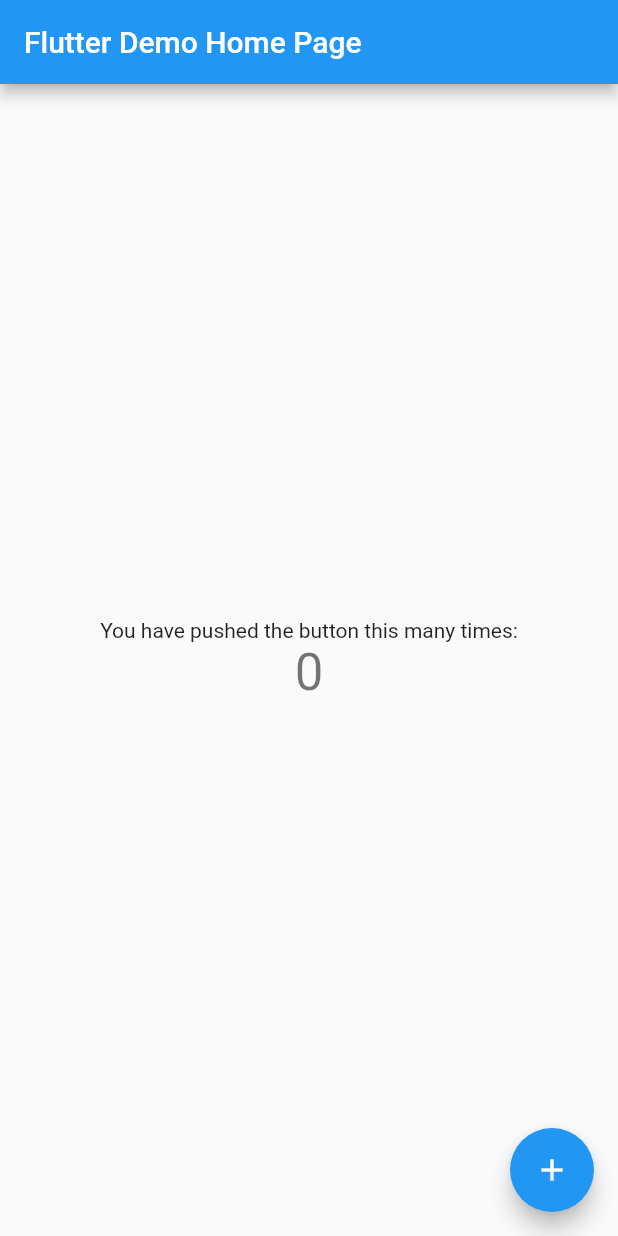
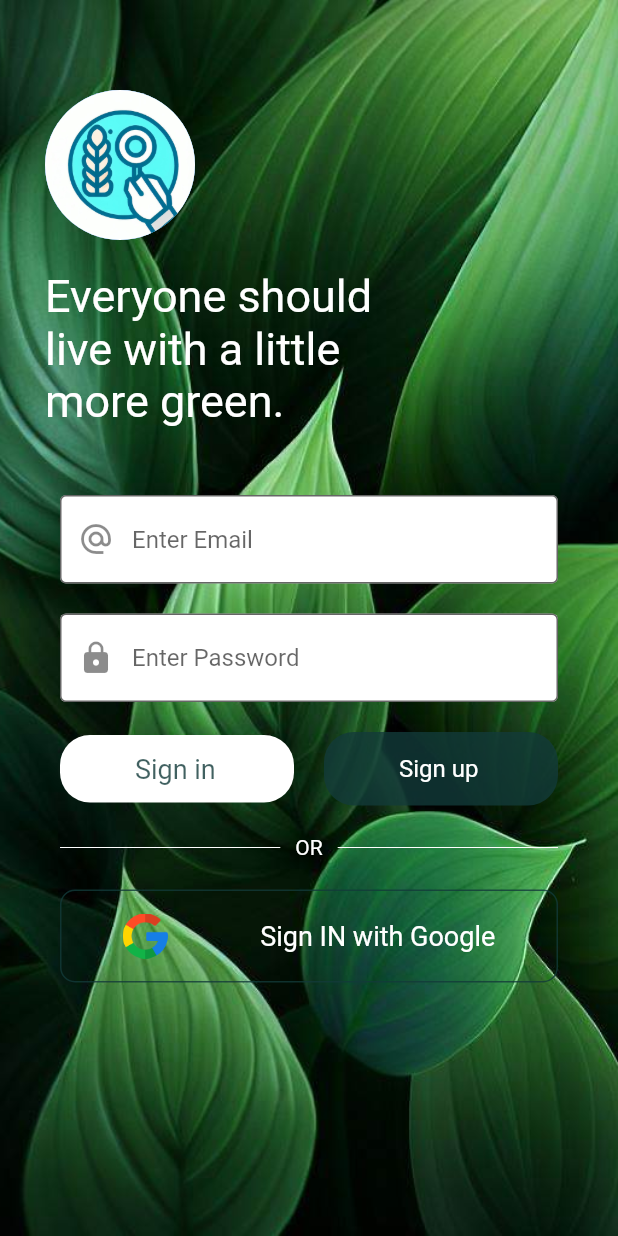
Before and after one commit to XpertBotTeam/crop_disease_mobile, a Flutter app: the screen it shows after launch, on a phone screen of 412 x 824 dp. Run offline on Flutter 3.47's test engine with Material 2 defaults, Android fonts, the phone set to English and light mode, and no system bars; our stand-ins replace page_transition; Roboto replaces fonts that are missing (Roboto Slab).

Commit message:
Login_Register_Design

```diff
--- a/agriidetect/lib/main.dart
+++ b/agriidetect/lib/main.dart
@@ -1,115 +1,21 @@
+import 'package:agriidetect/ui/screens/signin_page.dart';
 import 'package:flutter/material.dart';
 
-void main() {
-  runApp(const MyApp());
+
+
+void main(){
+  runApp(MyApp());
 }
 
 class MyApp extends StatelessWidget {
-  const MyApp({super.key});
+  const MyApp({Key? key}) : super(key: key);
 
-  // This widget is the root of your application.
   @override
   Widget build(BuildContext context) {
-    return MaterialApp(
-      title: 'Flutter Demo',
-      theme: ThemeData(
-        // This is the theme of your application.
-        //
-        // Try running your application with "flutter run". You'll see the
-        // application has a blue toolbar. Then, without quitting the app, try
-        // changing the primarySwatch below to Colors.green and then invoke
-        // "hot reload" (press "r" in the console where you ran "flutter run",
-        // or simply save your changes to "hot reload" in a Flutter IDE).
-        // Notice that the counter didn't reset back to zero; the application
-        // is not restarted.
-        primarySwatch: Colors.blue,
-      ),
-      home: const MyHomePage(title: 'Flutter Demo Home Page'),
+    return const MaterialApp(
+      title: 'XpertBot AgriDetect App',
+      home: SignIn(),
+      debugShowCheckedModeBanner: false,
     );
   }
 }
-
-class MyHomePage extends StatefulWidget {
-  const MyHomePage({super.key, required this.title});
-
-  // This widget is the home page of your application. It is stateful, meaning
-  // that it has a State object (defined below) that contains fields that affect
-  // how it looks.
-
-  // This class is the configuration for the state. It holds the values (in this
-  // case the title) provided by the parent (in this case the App widget) and
-  // used by the build method of the State. Fields in a Widget subclass are
-  // always marked "final".
-
-  final String title;
-
-  @override
-  State<MyHomePage> createState() => _MyHomePageState();
-}
-
-class _MyHomePageState extends State<MyHomePage> {
-  int _counter = 0;
-
-  void _incrementCounter() {
-    setState(() {
-      // This call to setState tells the Flutter framework that something has
-      // changed in this State, which causes it to rerun the build method below
-      // so that the display can reflect the updated values. If we changed
-      // _counter without calling setState(), then the build method would not be
-      // called again, and so nothing would appear to happen.
-      _counter++;
-    });
-  }
-
-  @override
-  Widget build(BuildContext context) {
-    // This method is rerun every time setState is called, for instance as done
-    // by the _incrementCounter method above.
-    //
-    // The Flutter framework has been optimized to make rerunning build methods
-    // fast, so that you can just rebuild anything that needs updating rather
-    // than having to individually change instances of widgets.
-    return Scaffold(
-      appBar: AppBar(
-        // Here we take the value from the MyHomePage object that was created by
-        // the App.build method, and use it to set our appbar title.
-        title: Text(widget.title),
-      ),
-      body: Center(
-        // Center is a layout widget. It takes a single child and positions it
-        // in the middle of the parent.
-        child: Column(
-          // Column is also a layout widget. It takes a list of children and
-          // arranges them vertically. By default, it sizes itself to fit its
-          // children horizontally, and tries to be as tall as its parent.
-          //
-          // Invoke "debug painting" (press "p" in the console, choose the
-          // "Toggle Debug Paint" action from the Flutter Inspector in Android
-          // Studio, or the "Toggle Debug Paint" command in Visual Studio Code)
-          // to see the wireframe for each widget.
-          //
-          // Column has various properties to control how it sizes itself and
-          // how it positions its children. Here we use mainAxisAlignment to
-          // center the children vertically; the main axis here is the vertical
-          // axis because Columns are vertical (the cross axis would be
-          // horizontal).
-          mainAxisAlignment: MainAxisAlignment.center,
-          children: <Widget>[
-            const Text(
-              'You have pushed the button this many times:',
-            ),
-            Text(
-              '$_counter',
-              style: Theme.of(context).textTheme.headline4,
-            ),
-          ],
-        ),
-      ),
-      floatingActionButton: FloatingActionButton(
-        onPressed: _incrementCounter,
-        tooltip: 'Increment',
-        child: const Icon(Icons.add),
-      ), // This trailing comma makes auto-formatting nicer for build methods.
-    );
-  }
-}
--- /dev/null
+++ b/agriidetect/lib/ui/screens/signin_page.dart
@@ -0,0 +1,206 @@
+import 'package:agriidetect/ui/screens/signup_page.dart';
+import 'package:flutter/material.dart';
+
+import 'package:page_transition/page_transition.dart';
+
+import '../../utils/constants.dart';
+
+
+
+class SignIn extends StatelessWidget {
+  const SignIn({Key? key}) : super(key: key);
+
+  @override
+  Widget build(BuildContext context) {
+    Size size = MediaQuery.of(context).size;
+
+    return Scaffold(
+
+      body:Stack(
+        children: [
+          Container(
+
+            decoration: BoxDecoration(
+              image: DecorationImage(
+                image: AssetImage('assets/images/back.jpg'),
+                fit: BoxFit.cover,
+              ),
+            ),
+          ),
+          Positioned(
+            top: 60,
+            left: 30,
+            child: Material(
+
+              borderRadius: BorderRadius.all(Radius.circular(50)),
+              child:CircleAvatar(
+    radius: 50,
+    backgroundImage: AssetImage('assets/images/playstore.png'),
+    ),
+            ),
+          ),
+          Positioned(
+            top: 180,
+            left: 30,
+            child: Text(
+              'Everyone should\nlive with a little\nmore green.',
+              style: TextStyle(
+                fontFamily: 'Roboto Slab',
+                fontSize: 30,
+                color: Colors.white,
+              ),
+            ),
+          ),
+          Positioned(
+            top: 300,//530
+            left: 40,
+            right: 40,
+            child: Column(
+              crossAxisAlignment: CrossAxisAlignment.center,
+              children: [
+                const SizedBox(
+                  height: 30,
+                ),
+
+      TextField(
+
+        decoration: InputDecoration(
+          filled: true,
+          prefixIcon :Icon(Icons.alternate_email),
+          fillColor: Colors.white,
+          border: OutlineInputBorder(),
+          hintText: 'Enter Email',
+
+        ),
+
+        obscureText: false,
+      ),
+
+                const SizedBox(
+                  height: 20,
+                ),
+
+                TextField(
+                  obscureText: true,
+                  decoration: InputDecoration(     prefixIcon:Icon (Icons.lock),
+                    fillColor: Colors.white,
+                    filled: true,
+                    border: OutlineInputBorder(),
+
+    hintText: 'Enter Password',
+
+                  ),
+
+    ),
+                const SizedBox(
+                  height: 20,
+                ),
+
+
+
+Row(
+  children: [
+      Expanded(child:Container(
+        decoration: BoxDecoration(
+          borderRadius: BorderRadius.all(Radius.circular(20),),
+          color:Colors.white,
+        ),
+        child: Padding(
+          padding: const EdgeInsets.only(top: 12,bottom: 12,left: 50,right: 50),
+          child: Text(
+            'Sign in',
+            style:  TextStyle(
+              fontFamily: 'Roboto Slab',
+              fontSize: 18,
+              color: Color.fromRGBO(18,58,57,1).withOpacity(0.8),
+            ),
+          ),
+        ),
+      ), ) ,
+
+    Padding(
+      padding: EdgeInsets.symmetric(horizontal: 10),
+
+    ),
+
+        Expanded(
+          child: GestureDetector(
+          onTap: (){
+            Navigator.push(context,MaterialPageRoute(builder: (context){
+              return SignUp();
+            }),);
+          },
+          child: Container(
+            decoration: BoxDecoration(
+              borderRadius: BorderRadius.all(Radius.circular(20),),
+              color: Color.fromRGBO(18,58,57,1).withOpacity(0.8),
+            ),
+            child: Padding(
+              padding: const EdgeInsets.only(top: 15,bottom: 15,left: 50,right: 50),
+              child: Text(
+                'Sign up',
+                style:  TextStyle(
+                  fontFamily: 'Roboto Slab',
+
+                  fontSize: 16,
+                  color: Colors.white,
+                ),
+              ),
+            ),
+          ),
+        ),),
+],
+),
+
+                const SizedBox(
+                  height: 20,
+                ),
+                Row(
+                  children: const [
+                    Expanded(child: Divider(color: Colors.white,)),
+                    Padding(
+                      padding: EdgeInsets.symmetric(horizontal: 10),
+                      child: Text('OR',    style:  TextStyle(
+
+
+                        color: Colors.white,
+                      ),),
+                    ),
+                    Expanded(child: Divider(color: Colors.white,)),
+                  ],
+                ),
+                const SizedBox(
+                  height: 20,
+                ),
+                Container(
+                  width: size.width,
+                  decoration: BoxDecoration(
+                      border: Border.all(color: Color.fromRGBO(18,58,57,1).withOpacity(0.8)),
+                      borderRadius: BorderRadius.circular(10)),
+                  padding: const EdgeInsets.symmetric(horizontal: 10, vertical: 15),
+                  child: Row(
+                    mainAxisAlignment: MainAxisAlignment.spaceAround,
+                    children: [
+                      SizedBox(
+                        height: 30,
+                        child: Image.asset('assets/images/google.png'),
+                      ),
+                      Text(
+                        'Sign IN with Google',
+                        style: TextStyle(
+                          color: Colors.white,
+                          fontSize: 18.0,
+                        ),
+                      ),
+                    ],
+                  ),
+                ),
+
+              ],
+            ),
+          ),
+        ],
+      ),
+    );
+  }
+}
--- a/agriidetect/pubspec.yaml
+++ b/agriidetect/pubspec.yaml
@@ -36,6 +36,7 @@ dependencies:
   # The following adds the Cupertino Icons font to your application.
   # Use with the CupertinoIcons class for iOS style icons.
   cupertino_icons: ^1.0.2
+  page_transition: ^2.0.5
 
 dev_dependencies:
   flutter_test:
@@ -60,7 +61,8 @@ flutter:
   uses-material-design: true
 
   # To add assets to your application, add an assets section, like this:
-  # assets:
+  assets:
+    - assets/images/
   #   - images/a_dot_burr.jpeg
   #   - images/a_dot_ham.jpeg
 
```
Also changed, not shown: agriidetect/lib/ui/screens/signup_page.dart (added, +132 -0 lines), agriidetect/lib/ui/screens/widgets/custom_textfield.dart (added, +30 -0 lines), agriidetect/lib/utils/constants.dart (added, +10 -0 lines), agriidetect/assets/images/Signup.png (added), agriidetect/assets/images/back.jpg (added), agriidetect/assets/images/google.png (added), agriidetect/assets/images/playstore.png (added), agriidetect/assets/images/profile.jpg (added), agriidetect/assets/images/signin.png (added), agriidetect/pubspec.lock.
